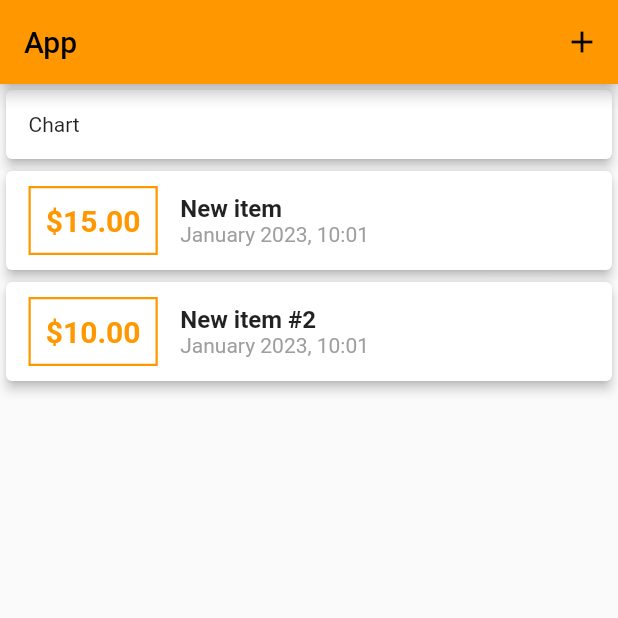
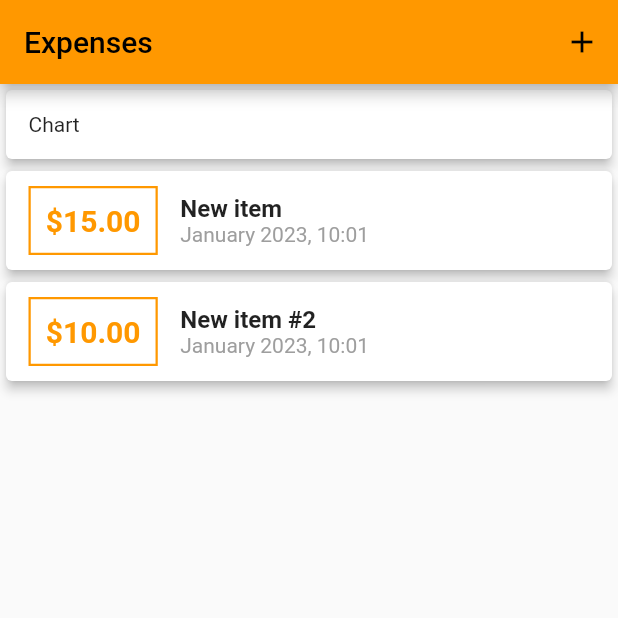
Before and after one commit to CircleHP/flutter-expenses-app, a Flutter app: the screen it shows after launch, on a phone screen of 412 x 824 dp, the top half of it. Run offline on Flutter 3.47's test engine with Material 2 defaults, Android fonts, the phone set to English and light mode, and no system bars.

Commit message:
Internal: Provide proper name of the app in the appBar

```diff
--- a/lib/pages/home.dart
+++ b/lib/pages/home.dart
@@ -55,7 +55,7 @@ class _HomePageState extends State<HomePage> {
   Widget build(BuildContext context) {
     return Scaffold(
       appBar: AppBar(
-        title: const Text('App'),
+        title: const Text('Expenses'),
         actions: [
           IconButton(
             onPressed: () => _toggleCreateTransactionModal(context),
```
